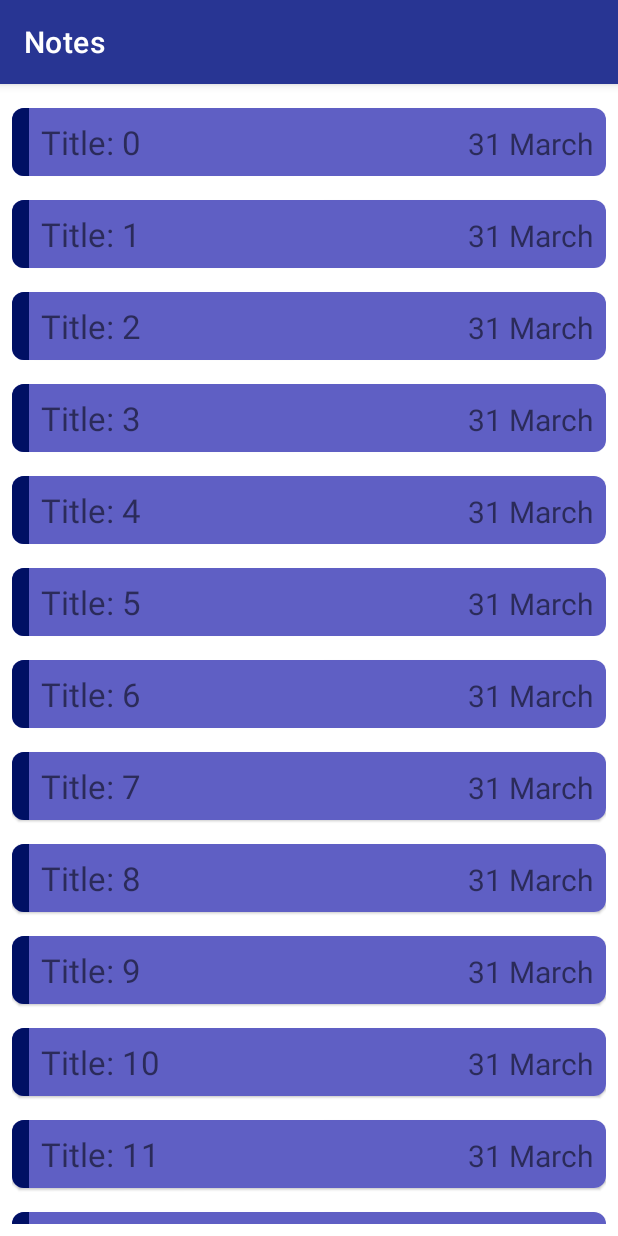
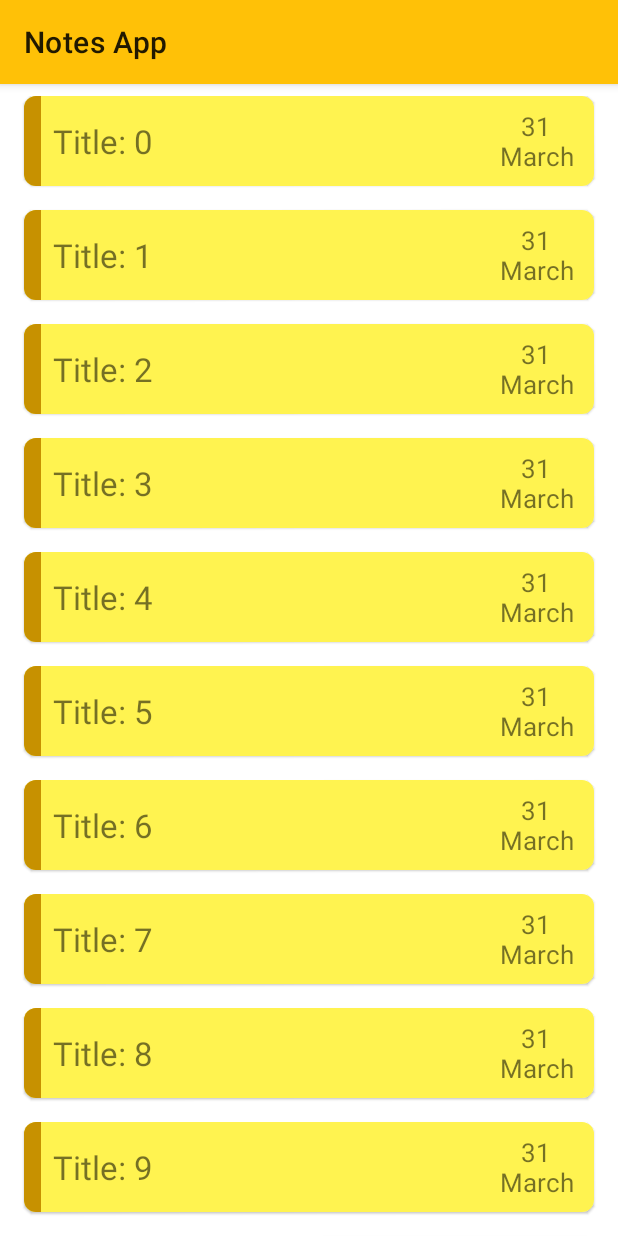
Before and after one commit to mrwhoknows55/NotesApp, an Android app: the screen it shows after launch (NotesListActivity), on a phone screen of 412 x 824 dp. Run offline under Robolectric (Android 15) with nearby library versions, the phone set to English and light mode, and no system bars.

Commit message:
Added onClick implementation on Recycler view

```diff
--- a/app/build.gradle
+++ b/app/build.gradle
@@ -26,10 +26,11 @@ android {
 dependencies {
     implementation fileTree(dir: 'libs', include: ['*.jar'])
 
-    implementation  'com.google.android.material:material:1.1.0'
+    implementation 'com.google.android.material:material:1.1.0'
     implementation 'androidx.recyclerview:recyclerview:1.1.0'
 
     implementation 'androidx.constraintlayout:constraintlayout:1.1.3'
+    implementation 'androidx.appcompat:appcompat:1.1.0'
     testImplementation 'junit:junit:4.12'
     androidTestImplementation 'androidx.test.ext:junit:1.1.1'
     androidTestImplementation 'androidx.test.espresso:espresso-core:3.2.0'
--- a/app/src/main/AndroidManifest.xml
+++ b/app/src/main/AndroidManifest.xml
@@ -9,6 +9,7 @@
         android:roundIcon="@mipmap/ic_launcher_round"
         android:supportsRtl="true"
         android:theme="@style/AppTheme">
+        <activity android:name=".NoteEditorActivity"></activity>
         <activity android:name=".NotesListActivity">
             <intent-filter>
                 <action android:name="android.intent.action.MAIN" />
--- a/app/src/main/java/com/mrwhoknows/notes/NotesListActivity.java
+++ b/app/src/main/java/com/mrwhoknows/notes/NotesListActivity.java
@@ -1,18 +1,21 @@
 package com.mrwhoknows.notes;
 
 import androidx.appcompat.app.AppCompatActivity;
+import androidx.appcompat.widget.Toolbar;
 import androidx.recyclerview.widget.LinearLayoutManager;
 import androidx.recyclerview.widget.RecyclerView;
 
+import android.content.Intent;
 import android.os.Bundle;
 import android.util.Log;
 
 import com.mrwhoknows.notes.adapter.NotesRecyclerAdapter;
 import com.mrwhoknows.notes.model.Note;
+import com.mrwhoknows.notes.util.VerticalSpacingItemDecorator;
 
 import java.util.ArrayList;
 
-public class NotesListActivity extends AppCompatActivity {
+public class NotesListActivity extends AppCompatActivity implements NotesRecyclerAdapter.OnNoteClickListener {
 
     private static final String TAG = "NotesListActivity";
 
@@ -27,17 +30,28 @@ public class NotesListActivity extends AppCompatActivity {
         super.onCreate(savedInstanceState);
         setContentView(R.layout.activity_noteslist);
 
+        setSupportActionBar((Toolbar) findViewById(R.id.notesToolbar));
+        setTitle("Notes App");
+
         recyclerView = findViewById(R.id.notesRecyclerView);
-        Note note = new Note();
 
         for (int i = 0; i < 1000; i++) {
             notes.add(new Note("Title: " + i, "Content", "31 March"));
         }
 
         layoutManager = new LinearLayoutManager(this);
-        adapter = new NotesRecyclerAdapter(notes);
+        adapter = new NotesRecyclerAdapter(notes, this);
+        VerticalSpacingItemDecorator verticalSpacingItemDecorator = new VerticalSpacingItemDecorator(24);
+        recyclerView.addItemDecoration(verticalSpacingItemDecorator);
         recyclerView.setLayoutManager(layoutManager);
         recyclerView.setAdapter(adapter);
 
     }
+
+    @Override
+    public void onNoteClick(int position) {
+        Intent intent = new Intent(this, NoteEditorActivity.class);
+        intent.putExtra("selected_note", notes.get(position));
+        startActivity(intent);
+    }
 }
--- a/app/src/main/java/com/mrwhoknows/notes/adapter/NotesRecyclerAdapter.java
+++ b/app/src/main/java/com/mrwhoknows/notes/adapter/NotesRecyclerAdapter.java
@@ -13,19 +13,22 @@ import com.mrwhoknows.notes.model.Note;
 
 import java.util.ArrayList;
 
-public class NotesRecyclerAdapter extends RecyclerView.Adapter<NotesRecyclerAdapter.ViewHolder> {
+public class NotesRecyclerAdapter extends RecyclerView.Adapter<NotesRecyclerAdapter.ViewHolder>  {
 
     private ArrayList<Note> notes = new ArrayList<>();
+    private OnNoteClickListener onNoteClickListener;
 
-    public NotesRecyclerAdapter(ArrayList<Note> notes) {
+
+    public NotesRecyclerAdapter(ArrayList<Note> notes,  OnNoteClickListener onNoteClickListener) {
         this.notes = notes;
+        this.onNoteClickListener = onNoteClickListener;
     }
 
     @NonNull
     @Override
     public ViewHolder onCreateViewHolder(@NonNull ViewGroup parent, int viewType) {
         View view = LayoutInflater.from(parent.getContext()).inflate(R.layout.layout_note_list_item, parent, false);
-        return new ViewHolder(view);
+        return new ViewHolder(view, onNoteClickListener);
     }
 
     @Override
@@ -39,17 +42,29 @@ public class NotesRecyclerAdapter extends RecyclerView.Adapter<NotesRecyclerAdap
         return notes.size();
     }
 
-    public class ViewHolder extends RecyclerView.ViewHolder {
+    public class ViewHolder extends RecyclerView.ViewHolder implements View.OnClickListener {
 
         private TextView title, timeStamp;
+        private OnNoteClickListener onNoteClickListener;
 
-        public ViewHolder(@NonNull View itemView) {
+        public ViewHolder(@NonNull View itemView, OnNoteClickListener onNoteClickListener) {
             super(itemView);
 
             title = itemView.findViewById(R.id.title);
             timeStamp = itemView.findViewById(R.id.time);
+            this.onNoteClickListener = onNoteClickListener;
 
+            itemView.setOnClickListener(this);
+        }
+
+        @Override
+        public void onClick(View v) {
+            onNoteClickListener.onNoteClick(getAdapterPosition());
         }
     }
 
+    public interface OnNoteClickListener{
+        void onNoteClick(int position);
+    }
+
 }
--- a/app/src/main/java/com/mrwhoknows/notes/model/Note.java
+++ b/app/src/main/java/com/mrwhoknows/notes/model/Note.java
@@ -1,6 +1,9 @@
 package com.mrwhoknows.notes.model;
 
-public class Note {
+import android.os.Parcel;
+import android.os.Parcelable;
+
+public class Note implements Parcelable {
 
     private String title, content, timeStamp;
 
@@ -12,6 +15,36 @@ public class Note {
 
     public Note() {
     }
+
+    protected Note(Parcel in) {
+        title = in.readString();
+        content = in.readString();
+        timeStamp = in.readString();
+    }
+
+    @Override
+    public void writeToParcel(Parcel dest, int flags) {
+        dest.writeString(title);
+        dest.writeString(content);
+        dest.writeString(timeStamp);
+    }
+
+    @Override
+    public int describeContents() {
+        return 0;
+    }
+
+    public static final Creator<Note> CREATOR = new Creator<Note>() {
+        @Override
+        public Note createFromParcel(Parcel in) {
+            return new Note(in);
+        }
+
+        @Override
+        public Note[] newArray(int size) {
+            return new Note[size];
+        }
+    };
 
     public String getTitle() {
         return title;
--- /dev/null
+++ b/app/src/main/java/com/mrwhoknows/notes/util/VerticalSpacingItemDecorator.java
@@ -0,0 +1,21 @@
+package com.mrwhoknows.notes.util;
+
+import android.graphics.Rect;
+import android.view.View;
+
+import androidx.annotation.NonNull;
+import androidx.recyclerview.widget.RecyclerView;
+
+public class VerticalSpacingItemDecorator extends RecyclerView.ItemDecoration {
+
+    private int verticalHeight;
+
+    public VerticalSpacingItemDecorator(int verticalHeight) {
+        this.verticalHeight = verticalHeight;
+    }
+
+    @Override
+    public void getItemOffsets(@NonNull Rect outRect, @NonNull View view, @NonNull RecyclerView parent, @NonNull RecyclerView.State state) {
+        outRect.bottom = verticalHeight;
+    }
+}
--- a/app/src/main/res/layout/activity_noteslist.xml
+++ b/app/src/main/res/layout/activity_noteslist.xml
@@ -1,21 +1,31 @@
 <?xml version="1.0" encoding="utf-8"?>
-<androidx.constraintlayout.widget.ConstraintLayout xmlns:android="http://schemas.android.com/apk/res/android"
+<androidx.coordinatorlayout.widget.CoordinatorLayout xmlns:android="http://schemas.android.com/apk/res/android"
     xmlns:app="http://schemas.android.com/apk/res-auto"
     xmlns:tools="http://schemas.android.com/tools"
     android:layout_width="match_parent"
     android:layout_height="match_parent"
     tools:context=".NotesListActivity">
 
+    <com.google.android.material.appbar.AppBarLayout
+        android:layout_width="match_parent"
+        android:layout_height="wrap_content"
+       >
+
+        <com.google.android.material.appbar.MaterialToolbar
+            android:textColor="@color/primaryTextColor"
+            android:id="@+id/notesToolbar"
+            android:layout_width="match_parent"
+            android:layout_height="?attr/actionBarSize"
+            android:background="@color/primaryColor"
+            app:layout_scrollFlags="scroll|enterAlways" />
+
+    </com.google.android.material.appbar.AppBarLayout>
+
     <androidx.recyclerview.widget.RecyclerView
+        android:layout_marginTop="8dp"
         android:id="@+id/notesRecyclerView"
-        android:layout_width="0dp"
-        android:layout_height="0dp"
-        android:layout_marginStart="8dp"
-        android:layout_marginTop="8dp"
-        android:layout_marginEnd="8dp"
-        android:layout_marginBottom="8dp"
-        app:layout_constraintBottom_toBottomOf="parent"
-        app:layout_constraintEnd_toEndOf="parent"
-        app:layout_constraintStart_toStartOf="parent"
-        app:layout_constraintTop_toTopOf="parent" />
-</androidx.constraintlayout.widget.ConstraintLayout>
+        android:layout_width="match_parent"
+        android:layout_height="match_parent"
+        app:layout_behavior="@string/appbar_scrolling_view_behavior" />
+
+</androidx.coordinatorlayout.widget.CoordinatorLayout>
--- a/app/src/main/res/layout/layout_note_list_item.xml
+++ b/app/src/main/res/layout/layout_note_list_item.xml
@@ -3,7 +3,7 @@
     xmlns:app="http://schemas.android.com/apk/res-auto"
     android:layout_width="match_parent"
     android:layout_height="wrap_content"
-    android:layout_marginVertical="8dp"
+    android:layout_marginHorizontal="16dp"
     android:elevation="16dp"
     android:gravity="center_vertical"
     app:cardCornerRadius="8dp">
@@ -23,9 +23,10 @@
 
         <TextView
             android:id="@+id/title"
+            android:layout_gravity="center_vertical"
             android:layout_width="0dp"
             android:layout_height="wrap_content"
-            android:layout_weight="70"
+            android:layout_weight="75"
             android:lines="1"
             android:padding="8dp"
             android:text="Title"
@@ -40,10 +41,11 @@
             android:id="@+id/time"
             android:layout_width="0dp"
             android:layout_height="wrap_content"
-            android:layout_weight="25"
+            android:layout_weight="20"
+            android:gravity="center"
             android:padding="8dp"
             android:text="Time"
-            android:textSize="20sp" />
+            android:textSize="17dp" />
 
     </LinearLayout>
 
--- a/app/src/main/res/values/colors.xml
+++ b/app/src/main/res/values/colors.xml
@@ -1,11 +1,11 @@
 <!--?xml version="1.0" encoding="UTF-8"?-->
 <resources>
-    <color name="primaryColor">#283593</color>
-    <color name="primaryLightColor">#5f5fc4</color>
-    <color name="primaryDarkColor">#001064</color>
-    <color name="secondaryColor">#66bb6a</color>
-    <color name="secondaryLightColor">#98ee99</color>
-    <color name="secondaryDarkColor">#338a3e</color>
-    <color name="primaryTextColor">#ffffff</color>
+    <color name="primaryColor">#ffc107</color>
+    <color name="primaryLightColor">#fff350</color>
+    <color name="primaryDarkColor">#c79100</color>
+    <color name="secondaryColor">#ff5722</color>
+    <color name="secondaryLightColor">#ff8a50</color>
+    <color name="secondaryDarkColor">#c41c00</color>
+    <color name="primaryTextColor">#000000</color>
     <color name="secondaryTextColor">#000000</color>
 </resources>
--- a/app/src/main/res/values/styles.xml
+++ b/app/src/main/res/values/styles.xml
@@ -1,11 +1,11 @@
 <resources>
 
     <!-- Base application theme. -->
-    <style name="AppTheme" parent="Theme.MaterialComponents.DayNight.DarkActionBar">
+    <style name="AppTheme" parent="Theme.MaterialComponents.DayNight.NoActionBar">
         <!-- Customize your theme here. -->
         <item name="colorPrimary">@color/primaryColor</item>
         <item name="colorPrimaryDark">@color/primaryDarkColor</item>
-        <item name="colorAccent">@color/primaryDarkColor</item>
+        <item name="colorAccent">@color/secondaryDarkColor</item>
     </style>
 
 </resources>
```
